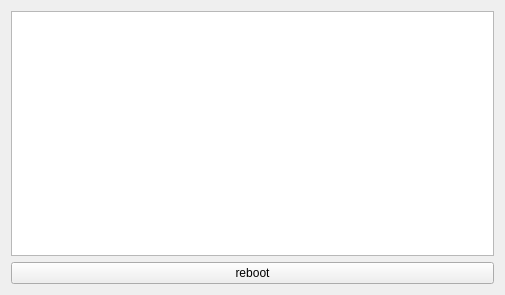
AVSidorov/FT2SXR, file ui/ADCLogger/ADCLogUIDesign.ui: the form before one commit.
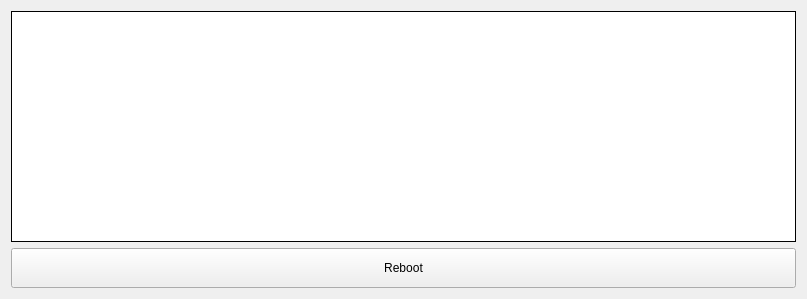
The form after the commit. Icons and pictures are not drawn.

```diff
--- a/ui/ADCLogger/ADCLogUIDesign.ui
+++ b/ui/ADCLogger/ADCLogUIDesign.ui
@@ -6,8 +6,8 @@
    <rect>
     <x>0</x>
     <y>0</y>
-    <width>505</width>
-    <height>295</height>
+    <width>807</width>
+    <height>299</height>
    </rect>
   </property>
   <property name="sizePolicy">
@@ -21,12 +21,42 @@
   </property>
   <layout class="QVBoxLayout" name="verticalLayout">
    <item>
-    <widget class="QTextBrowser" name="textBrowser"/>
+    <widget class="QTextBrowser" name="textBrowser">
+     <property name="frameShape">
+      <enum>QFrame::Box</enum>
+     </property>
+     <property name="frameShadow">
+      <enum>QFrame::Plain</enum>
+     </property>
+    </widget>
    </item>
    <item>
     <widget class="QPushButton" name="reboot_pushButton">
+     <property name="minimumSize">
+      <size>
+       <width>0</width>
+       <height>40</height>
+      </size>
+     </property>
+     <property name="font">
+      <font>
+       <family>MS Shell Dlg 2</family>
+       <pointsize>9</pointsize>
+      </font>
+     </property>
      <property name="text">
-      <string>reboot</string>
+      <string>Reboot</string>
+     </property>
+     <property name="icon">
+      <iconset>
+       <normalon>../../style/icons/icons8-update-left-rotation-48 (1).png</normalon>
+      </iconset>
+     </property>
+     <property name="iconSize">
+      <size>
+       <width>30</width>
+       <height>30</height>
+      </size>
      </property>
     </widget>
    </item>
```
